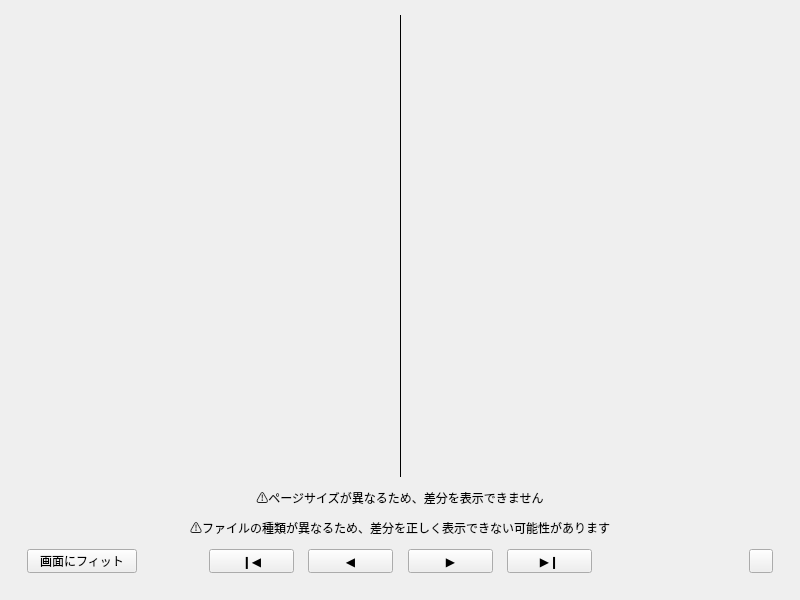
First picture: the form in difference_viewer/resources/main_window.ui, repository blue-no/difference-viewer, before the edit.
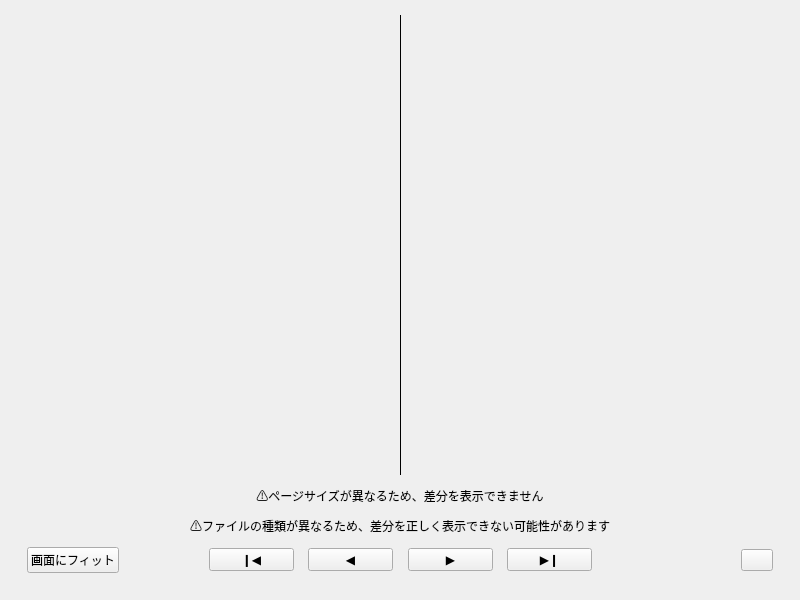
Second picture: the form after the edit.

Diff of the .ui file:
```diff
--- a/difference_viewer/resources/main_window.ui
+++ b/difference_viewer/resources/main_window.ui
@@ -79,13 +79,7 @@
           <property name="minimumSize">
            <size>
             <width>85</width>
-            <height>24</height>
-           </size>
-          </property>
-          <property name="maximumSize">
-           <size>
-            <width>80</width>
-            <height>24</height>
+            <height>0</height>
            </size>
           </property>
           <property name="toolTip">
@@ -101,13 +95,7 @@
           <property name="minimumSize">
            <size>
             <width>85</width>
-            <height>24</height>
-           </size>
-          </property>
-          <property name="maximumSize">
-           <size>
-            <width>80</width>
-            <height>24</height>
+            <height>0</height>
            </size>
           </property>
           <property name="toolTip">
@@ -136,16 +124,10 @@
         </item>
         <item>
          <widget class="QPushButton" name="btnOpenPrefs">
-          <property name="minimumSize">
-           <size>
-            <width>24</width>
-            <height>24</height>
-           </size>
-          </property>
           <property name="maximumSize">
            <size>
-            <width>24</width>
-            <height>24</height>
+            <width>32</width>
+            <height>16777215</height>
            </size>
           </property>
           <property name="toolTip">
@@ -190,24 +172,6 @@
         </property>
         <item>
          <widget class="QPushButton" name="btnFitPage">
-          <property name="sizePolicy">
-           <sizepolicy hsizetype="Preferred" vsizetype="Fixed">
-            <horstretch>0</horstretch>
-            <verstretch>0</verstretch>
-           </sizepolicy>
-          </property>
-          <property name="minimumSize">
-           <size>
-            <width>110</width>
-            <height>24</height>
-           </size>
-          </property>
-          <property name="maximumSize">
-           <size>
-            <width>16777215</width>
-            <height>24</height>
-           </size>
-          </property>
           <property name="toolTip">
            <string>ページを画面にフィット</string>
           </property>
@@ -234,13 +198,7 @@
           <property name="minimumSize">
            <size>
             <width>85</width>
-            <height>24</height>
-           </size>
-          </property>
-          <property name="maximumSize">
-           <size>
-            <width>80</width>
-            <height>24</height>
+            <height>0</height>
            </size>
           </property>
           <property name="toolTip">
@@ -256,13 +214,7 @@
           <property name="minimumSize">
            <size>
             <width>85</width>
-            <height>24</height>
-           </size>
-          </property>
-          <property name="maximumSize">
-           <size>
-            <width>80</width>
-            <height>24</height>
+            <height>0</height>
            </size>
           </property>
           <property name="toolTip">
```
